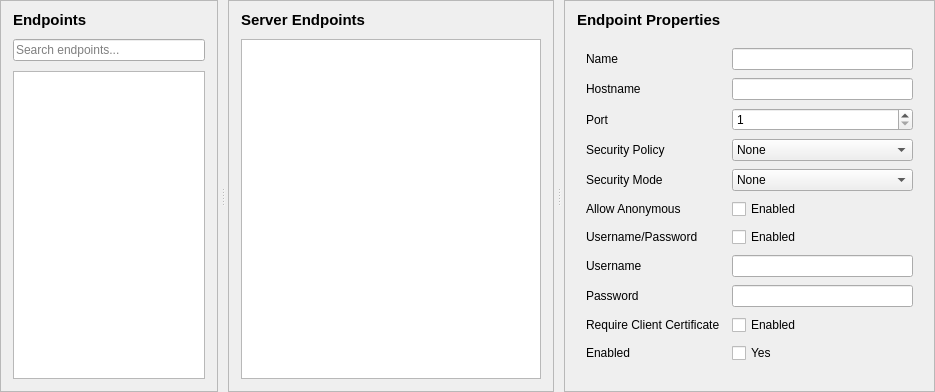
Above: src/ui/pages/endpointspage.ui from sanny32/OpenUaSim before the change. Below: the same form after it.
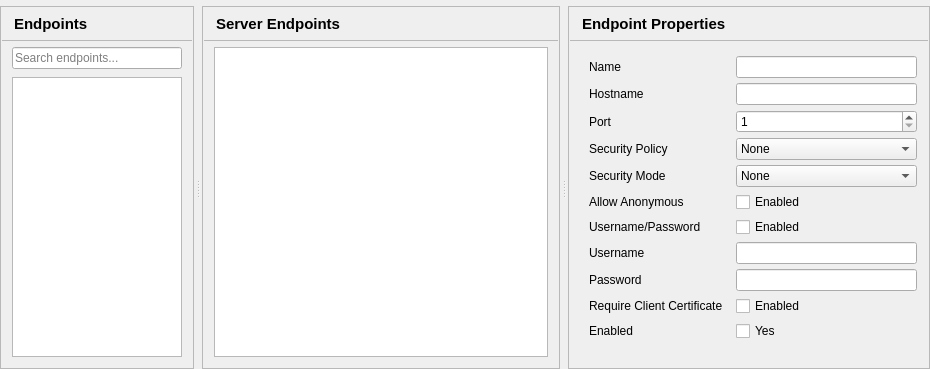
That is the form after the change.

Patch:
```diff
--- a/src/ui/pages/endpointspage.ui
+++ b/src/ui/pages/endpointspage.ui
@@ -10,7 +10,7 @@
     <number>0</number>
    </property>
    <property name="topMargin">
-    <number>0</number>
+    <number>6</number>
    </property>
    <property name="rightMargin">
     <number>0</number>
@@ -27,33 +27,50 @@
       <bool>false</bool>
      </property>
      <property name="handleWidth">
-      <number>10</number>
+      <number>8</number>
      </property>
      <widget class="QFrame" name="endpointsPanel">
       <property name="frameShape">
        <enum>QFrame::StyledPanel</enum>
       </property>
+      <property name="panel" stdset="0">
+       <bool>true</bool>
+      </property>
       <property name="sizePolicy">
        <sizepolicy hsizetype="Preferred" vsizetype="Preferred">
-        <horstretch>2</horstretch>
+        <horstretch>41</horstretch>
         <verstretch>0</verstretch>
        </sizepolicy>
       </property>
       <layout class="QVBoxLayout" name="endpointsPanelLayout">
        <property name="spacing">
-        <number>10</number>
+        <number>0</number>
        </property>
        <property name="leftMargin">
+        <number>1</number>
+       </property>
+       <property name="topMargin">
+        <number>1</number>
+       </property>
+       <property name="rightMargin">
+        <number>1</number>
+       </property>
+       <property name="bottomMargin">
+        <number>1</number>
+       </property>
+       <item>
+        <layout class="QHBoxLayout" name="endpointsPanelHeaderLayout">
+         <property name="leftMargin">
         <number>12</number>
        </property>
        <property name="topMargin">
-        <number>10</number>
+          <number>5</number>
        </property>
        <property name="rightMargin">
         <number>12</number>
        </property>
        <property name="bottomMargin">
-        <number>12</number>
+          <number>5</number>
        </property>
        <item>
         <widget class="QLabel" name="endpointsTitle">
@@ -66,8 +83,56 @@
          <property name="text">
           <string>Endpoints</string>
          </property>
-        </widget>
-       </item>
+           <property name="minimumSize">
+            <size>
+             <width>0</width>
+             <height>22</height>
+            </size>
+           </property>
+          </widget>
+         </item>
+        </layout>
+       </item>
+       <item>
+        <widget class="QFrame" name="endpointsPanelSeparator">
+         <property name="frameShape">
+          <enum>QFrame::StyledPanel</enum>
+         </property>
+         <property name="minimumSize">
+          <size>
+           <width>0</width>
+           <height>1</height>
+          </size>
+         </property>
+         <property name="maximumSize">
+          <size>
+           <width>16777215</width>
+           <height>1</height>
+          </size>
+         </property>
+         <property name="separator" stdset="0">
+          <bool>true</bool>
+         </property>
+        </widget>
+       </item>
+       <item>
+        <widget class="QWidget" name="endpointsPanelBody">
+         <layout class="QVBoxLayout" name="endpointsPanelBodyLayout">
+          <property name="spacing">
+           <number>8</number>
+          </property>
+          <property name="leftMargin">
+           <number>10</number>
+          </property>
+          <property name="topMargin">
+           <number>6</number>
+          </property>
+          <property name="rightMargin">
+           <number>10</number>
+          </property>
+          <property name="bottomMargin">
+           <number>10</number>
+          </property>
        <item>
         <widget class="QLineEdit" name="searchEdit">
          <property name="placeholderText">
@@ -96,31 +161,51 @@
        </item>
       </layout>
      </widget>
+       </item>
+      </layout>
+     </widget>
      <widget class="QFrame" name="serverEndpointsPanel">
       <property name="frameShape">
        <enum>QFrame::StyledPanel</enum>
       </property>
+      <property name="panel" stdset="0">
+       <bool>true</bool>
+      </property>
       <property name="sizePolicy">
        <sizepolicy hsizetype="Preferred" vsizetype="Preferred">
-        <horstretch>3</horstretch>
+        <horstretch>76</horstretch>
         <verstretch>0</verstretch>
        </sizepolicy>
       </property>
       <layout class="QVBoxLayout" name="serverEndpointsPanelLayout">
        <property name="spacing">
-        <number>10</number>
+        <number>0</number>
        </property>
        <property name="leftMargin">
+        <number>1</number>
+       </property>
+       <property name="topMargin">
+        <number>1</number>
+       </property>
+       <property name="rightMargin">
+        <number>1</number>
+       </property>
+       <property name="bottomMargin">
+        <number>1</number>
+       </property>
+       <item>
+        <layout class="QHBoxLayout" name="serverEndpointsPanelHeaderLayout">
+         <property name="leftMargin">
         <number>12</number>
        </property>
        <property name="topMargin">
-        <number>10</number>
+          <number>5</number>
        </property>
        <property name="rightMargin">
         <number>12</number>
        </property>
        <property name="bottomMargin">
-        <number>12</number>
+          <number>5</number>
        </property>
        <item>
         <widget class="QLabel" name="serverEndpointsTitle">
@@ -133,8 +218,56 @@
          <property name="text">
           <string>Server Endpoints</string>
          </property>
-        </widget>
-       </item>
+           <property name="minimumSize">
+            <size>
+             <width>0</width>
+             <height>22</height>
+            </size>
+           </property>
+          </widget>
+         </item>
+        </layout>
+       </item>
+       <item>
+        <widget class="QFrame" name="serverEndpointsPanelSeparator">
+         <property name="frameShape">
+          <enum>QFrame::StyledPanel</enum>
+         </property>
+         <property name="minimumSize">
+          <size>
+           <width>0</width>
+           <height>1</height>
+          </size>
+         </property>
+         <property name="maximumSize">
+          <size>
+           <width>16777215</width>
+           <height>1</height>
+          </size>
+         </property>
+         <property name="separator" stdset="0">
+          <bool>true</bool>
+         </property>
+        </widget>
+       </item>
+       <item>
+        <widget class="QWidget" name="serverEndpointsPanelBody">
+         <layout class="QVBoxLayout" name="serverEndpointsPanelBodyLayout">
+          <property name="spacing">
+           <number>8</number>
+          </property>
+          <property name="leftMargin">
+           <number>10</number>
+          </property>
+          <property name="topMargin">
+           <number>6</number>
+          </property>
+          <property name="rightMargin">
+           <number>10</number>
+          </property>
+          <property name="bottomMargin">
+           <number>10</number>
+          </property>
        <item>
         <widget class="QTableView" name="endpointsView">
          <property name="editTriggers">
@@ -168,31 +301,51 @@
        </item>
       </layout>
      </widget>
+       </item>
+      </layout>
+     </widget>
      <widget class="QFrame" name="propertiesPanel">
       <property name="frameShape">
        <enum>QFrame::StyledPanel</enum>
       </property>
+      <property name="panel" stdset="0">
+       <bool>true</bool>
+      </property>
       <property name="sizePolicy">
        <sizepolicy hsizetype="Preferred" vsizetype="Preferred">
-        <horstretch>2</horstretch>
+        <horstretch>58</horstretch>
         <verstretch>0</verstretch>
        </sizepolicy>
       </property>
       <layout class="QVBoxLayout" name="propertiesPanelLayout">
        <property name="spacing">
-        <number>10</number>
+        <number>0</number>
        </property>
        <property name="leftMargin">
+        <number>1</number>
+       </property>
+       <property name="topMargin">
+        <number>1</number>
+       </property>
+       <property name="rightMargin">
+        <number>1</number>
+       </property>
+       <property name="bottomMargin">
+        <number>1</number>
+       </property>
+       <item>
+        <layout class="QHBoxLayout" name="propertiesPanelHeaderLayout">
+         <property name="leftMargin">
         <number>12</number>
        </property>
        <property name="topMargin">
-        <number>10</number>
+          <number>5</number>
        </property>
        <property name="rightMargin">
         <number>12</number>
        </property>
        <property name="bottomMargin">
-        <number>12</number>
+          <number>5</number>
        </property>
        <item>
         <widget class="QLabel" name="propertiesTitle">
@@ -205,16 +358,77 @@
          <property name="text">
           <string>Endpoint Properties</string>
          </property>
-        </widget>
-       </item>
+           <property name="minimumSize">
+            <size>
+             <width>0</width>
+             <height>22</height>
+            </size>
+           </property>
+          </widget>
+         </item>
+        </layout>
+       </item>
+       <item>
+        <widget class="QFrame" name="propertiesPanelSeparator">
+         <property name="frameShape">
+          <enum>QFrame::StyledPanel</enum>
+         </property>
+         <property name="minimumSize">
+          <size>
+           <width>0</width>
+           <height>1</height>
+          </size>
+         </property>
+         <property name="maximumSize">
+          <size>
+           <width>16777215</width>
+           <height>1</height>
+          </size>
+         </property>
+         <property name="separator" stdset="0">
+          <bool>true</bool>
+         </property>
+        </widget>
+       </item>
+       <item>
+        <widget class="QScrollArea" name="propertiesPanelScroll">
+         <property name="frameShape">
+          <enum>QFrame::NoFrame</enum>
+         </property>
+         <property name="widgetResizable">
+          <bool>true</bool>
+         </property>
+         <property name="horizontalScrollBarPolicy">
+          <enum>Qt::ScrollBarAlwaysOff</enum>
+         </property>
+         <property name="panelBody" stdset="0">
+          <bool>true</bool>
+         </property>
+         <widget class="QWidget" name="propertiesPanelBody">
+          <layout class="QVBoxLayout" name="propertiesPanelBodyLayout">
+           <property name="spacing">
+            <number>8</number>
+           </property>
+           <property name="leftMargin">
+            <number>10</number>
+           </property>
+           <property name="topMargin">
+            <number>6</number>
+           </property>
+           <property name="rightMargin">
+            <number>10</number>
+           </property>
+           <property name="bottomMargin">
+            <number>10</number>
+           </property>
        <item>
         <widget class="QWidget" name="propertiesHost">
          <layout class="QGridLayout" name="propertiesForm" columnstretch="0,1">
           <property name="horizontalSpacing">
-           <number>12</number>
+               <number>13</number>
           </property>
           <property name="verticalSpacing">
-           <number>8</number>
+               <number>5</number>
           </property>
           <item row="0" column="0">
            <widget class="QLabel" name="nameLabel">
@@ -412,6 +626,10 @@
           <enum>Qt::Vertical</enum>
          </property>
         </spacer>
+           </item>
+          </layout>
+         </widget>
+        </widget>
        </item>
       </layout>
      </widget>
```
Lines whose indentation alone changed are shown as unchanged.
